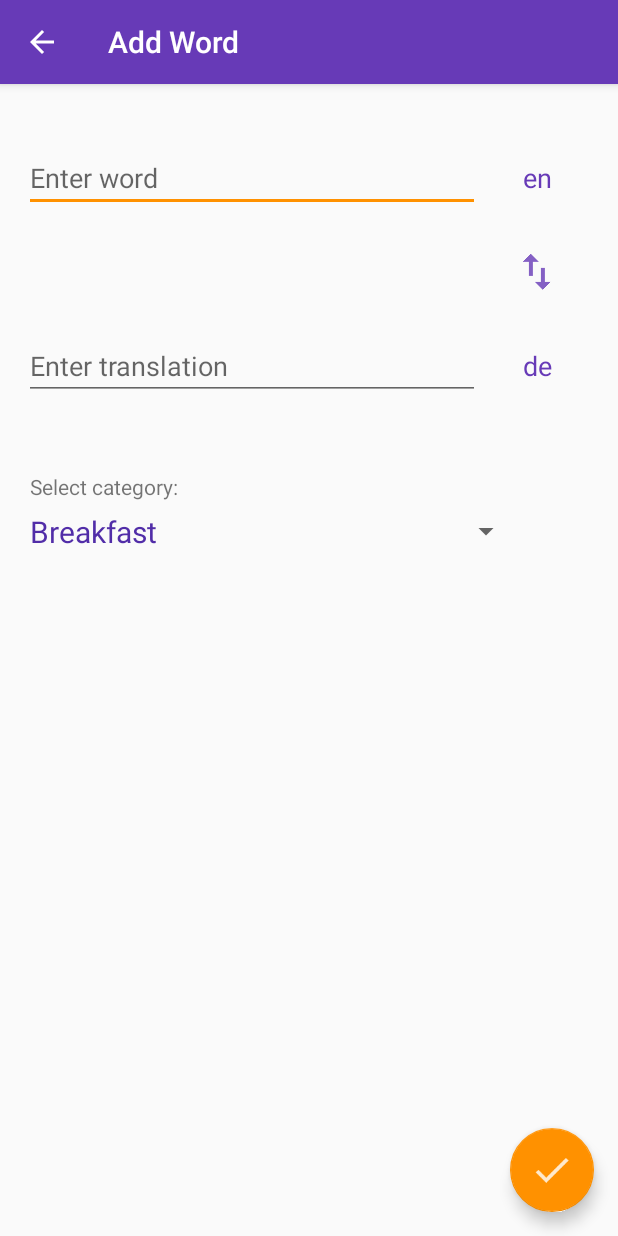
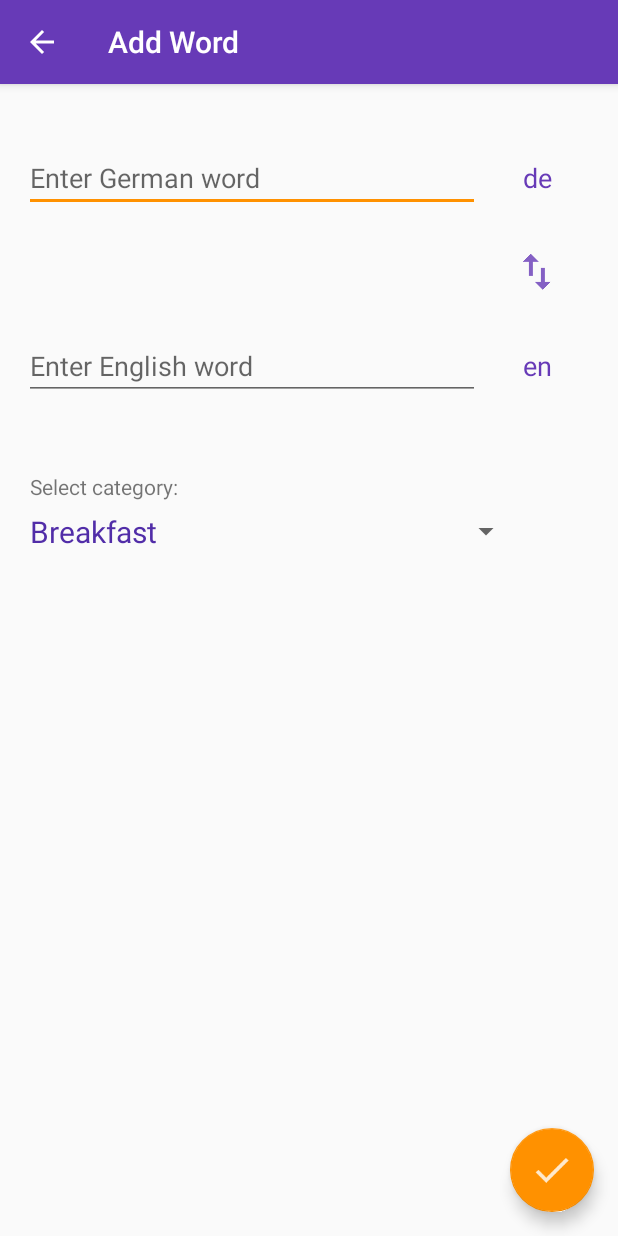
Before and after one commit to steffyP/vocabtrainer, an Android app: the AddWordActivity screen opened directly, with no data from a screen before it, after a tap on "de", on a phone screen of 412 x 824 dp. Run offline under Robolectric (Android 15) with nearby library versions, the phone set to English and light mode, and no system bars; our stand-ins replace ButterKnife.

Commit message:
oxford api finished

```diff
--- a/app/src/main/AndroidManifest.xml
+++ b/app/src/main/AndroidManifest.xml
@@ -55,6 +55,12 @@
             <meta-data
                 android:name="android.support.PARENT_ACTIVITY"
                 android:value="com.vocabtrainer.project.vocabtrainer.MainActivity" />
+            <meta-data android:name="android.app.searchable"
+                android:resource="@xml/searchable" />
+            <intent-filter>
+                <action android:name="android.intent.action.SEARCH" />
+            </intent-filter>
+
         </activity>
     </application>
 
--- a/app/src/main/java/com/vocabtrainer/project/vocabtrainer/AddWordActivity.java
+++ b/app/src/main/java/com/vocabtrainer/project/vocabtrainer/AddWordActivity.java
@@ -42,10 +42,10 @@ public class AddWordActivity extends AppCompatActivity {
     Spinner spinner;
 
     @BindView(R.id.input_one)
-    EditText inputOne;
+    EditText inputGerman;
 
     @BindView(R.id.input_two)
-    EditText inputTwo;
+    EditText inputEnglish;
 
     @BindView(R.id.language_one)
     TextView languageOne;
@@ -53,8 +53,11 @@ public class AddWordActivity extends AppCompatActivity {
     @BindView(R.id.language_two)
     TextView languageTwo;
 
-    @BindView(R.id.lookup_word)
-    View lookup;
+    @BindView(R.id.lookup_word_de)
+    View lookupDe;
+
+    @BindView(R.id.lookup_word_en)
+    View lookupEn;
 
     @BindView(R.id.main_content)
     View mainContent;
@@ -84,13 +87,42 @@ public class AddWordActivity extends AppCompatActivity {
         if (!isNew) {
             getSupportActionBar().setTitle(getString(R.string.update_word));
         }
-        if (inputOne.getText().length() > 0) {
-            lookup.setVisibility(View.VISIBLE);
-        } else {
-            lookup.setVisibility(View.GONE);
+
+
+        //  spinner.setAdapter();
+        ArrayAdapter adapter = new ArrayAdapter<String>(this, R.layout.spinner_dropdown_item, getResources().getStringArray(R.array.categories));
+        adapter.setDropDownViewResource(android.R.layout.simple_spinner_dropdown_item);
+        spinner.setAdapter(adapter);
+
+
+        if (!TextUtils.isEmpty(englishWord)) {
+            inputEnglish.setText(englishWord);
+        }
+        if (!TextUtils.isEmpty(germanWord)) {
+            inputGerman.setText(germanWord);
+        }
+        if (categorySaved != -1) {
+            spinner.setSelection((int) categorySaved - 1);
         }
 
-        inputOne.addTextChangedListener(new TextWatcher() {
+        addLookupLogic();
+
+    }
+
+    private void addLookupLogic() {
+        if (inputGerman.getText().length() > 0) {
+            lookupDe.setVisibility(View.VISIBLE);
+        } else {
+            lookupDe.setVisibility(View.GONE);
+        }
+
+        if(inputEnglish.getText().length() > 0){
+            lookupEn.setVisibility(View.VISIBLE);
+        } else {
+            lookupEn.setVisibility(View.GONE);
+        }
+
+        inputGerman.addTextChangedListener(new TextWatcher() {
             @Override
             public void beforeTextChanged(CharSequence s, int start, int count, int after) {
 
@@ -104,42 +136,45 @@ public class AddWordActivity extends AppCompatActivity {
             @Override
             public void afterTextChanged(Editable s) {
                 if (s.length() > 0) {
-                    lookup.setVisibility(View.VISIBLE);
+                    lookupDe.setVisibility(View.VISIBLE);
                 } else {
-                    lookup.setVisibility(View.GONE);
+                    lookupDe.setVisibility(View.GONE);
                 }
             }
         });
-        //  spinner.setAdapter();
-        ArrayAdapter adapter = new ArrayAdapter<String>(this, R.layout.spinner_dropdown_item, getResources().getStringArray(R.array.categories));
-        adapter.setDropDownViewResource(android.R.layout.simple_spinner_dropdown_item);
-        spinner.setAdapter(adapter);
 
+        inputEnglish.addTextChangedListener(new TextWatcher() {
+            @Override
+            public void beforeTextChanged(CharSequence s, int start, int count, int after) {
 
-        if (!TextUtils.isEmpty(englishWord)) {
-            inputTwo.setText(englishWord);
-        }
-        if (!TextUtils.isEmpty(germanWord)) {
-            inputOne.setText(germanWord);
-        }
-        if (categorySaved != -1) {
-            spinner.setSelection((int) categorySaved - 1);
-        }
+            }
+
+            @Override
+            public void onTextChanged(CharSequence s, int start, int before, int count) {
+
+            }
+
+            @Override
+            public void afterTextChanged(Editable s) {
+                if (s.length() > 0) {
+                    lookupEn.setVisibility(View.VISIBLE);
+                } else {
+                    lookupEn.setVisibility(View.GONE);
+                }
+            }
+        });
     }
 
     public void saveEntry(View view) {
-        if (TextUtils.isEmpty(inputOne.getText()) || TextUtils.isEmpty(inputTwo.getText())) {
+        if (TextUtils.isEmpty(inputGerman.getText()) || TextUtils.isEmpty(inputEnglish.getText())) {
             Snackbar.make(mainContent, getString(R.string.fill_fields), Snackbar.LENGTH_SHORT).show();
         } else {
             String german;
             String english;
-            if (isEnglish()) {
-                english = inputOne.getText().toString().trim();
-                german = inputTwo.getText().toString().trim();
-            } else {
-                german = inputOne.getText().toString().trim();
-                english = inputTwo.getText().toString().trim();
-            }
+
+            english = inputGerman.getText().toString().trim();
+            german = inputEnglish.getText().toString().trim();
+
             int category = spinner.getSelectedItemPosition() + 1;
 
             ContentValues cv = new ContentValues();
@@ -161,8 +196,8 @@ public class AddWordActivity extends AppCompatActivity {
     }
 
     private void resetInputFields() {
-        inputOne.setText(null);
-        inputTwo.setText(null);
+        inputGerman.setText(null);
+        inputEnglish.setText(null);
         spinner.setSelection(0);
 
         isNew = true;
@@ -181,7 +216,7 @@ public class AddWordActivity extends AppCompatActivity {
 
     @Override
     public void onBackPressed() {
-        if ((isNew && (!TextUtils.isEmpty(inputOne.getText()) || !TextUtils.isEmpty(inputTwo.getText())))
+        if ((isNew && (!TextUtils.isEmpty(inputGerman.getText()) || !TextUtils.isEmpty(inputEnglish.getText())))
                 || (!isNew && textHasChanged())) {
 
             AlertDialog.Builder builder = new AlertDialog.Builder(this);
@@ -207,14 +242,11 @@ public class AddWordActivity extends AppCompatActivity {
     }
 
     private boolean textHasChanged() {
-        if (isEnglish()) {
-            if (!inputOne.getText().toString().equals(englishWord)) return true;
-            if (!inputTwo.getText().toString().equals(germanWord)) return true;
-        } else {
-            if (!inputOne.getText().toString().equals(germanWord)) return true;
-            if (!inputTwo.getText().toString().equals(englishWord)) return true;
-        }
-        if(spinner.getSelectedItemPosition() != (int) categorySaved -1 ) return true;
+
+        if (!inputGerman.getText().toString().equals(germanWord)) return true;
+        if (!inputEnglish.getText().toString().equals(englishWord)) return true;
+
+        if (spinner.getSelectedItemPosition() != (int) categorySaved - 1) return true;
 
         return false;
     }
@@ -266,25 +298,29 @@ public class AddWordActivity extends AppCompatActivity {
     }
 
     public void swapLanguage(View view) {
-        if (isEnglish()) {
-            languageTwo.setText(getString(R.string.language_en));
-            languageOne.setText(getString(R.string.language_de));
-        } else {
-            languageOne.setText(getString(R.string.language_en));
-            languageTwo.setText(getString(R.string.language_de));
+        String german = inputGerman.getText().toString();
+        String english = inputEnglish.getText().toString();
+        inputGerman.setText(english);
+        inputEnglish.setText(german);
+    }
+
+
+    public void lookupOxfordDictionaryDe(View view) {
+        if (!TextUtils.isEmpty(inputGerman.getText())) {
+           startOxfordApi(false, inputGerman.getText().toString());
         }
     }
 
-    private boolean isEnglish() {
-        return languageOne.getText().equals(getString(R.string.language_en));
+    private void startOxfordApi(boolean isEnglish, String query){
+        Intent intent = new Intent(this, OxfordDefinitionActivity.class);
+        intent.putExtra(OxfordDefinitionActivity.INPUT_ENGLISH_WORD, isEnglish);
+        intent.putExtra(OxfordDefinitionActivity.INPUT_WORD, query);
+        startActivity(intent);
     }
 
-    public void lookupOxfordDictionary(View view) {
-        if (!TextUtils.isEmpty(inputOne.getText())) {
-            Intent intent = new Intent(this, OxfordDefinitionActivity.class);
-            intent.putExtra(OxfordDefinitionActivity.INPUT_ENGLISH_WORD, isEnglish());
-            intent.putExtra(OxfordDefinitionActivity.INPUT_WORD, inputOne.getText().toString());
-            startActivity(intent);
+    public void lookupOxfordDictionaryEn(View view){
+        if (!TextUtils.isEmpty(inputEnglish.getText())) {
+            startOxfordApi(true, inputEnglish.getText().toString());
         }
     }
 }
--- a/app/src/main/java/com/vocabtrainer/project/vocabtrainer/api/model/GrammaticalFeature.java
+++ b/app/src/main/java/com/vocabtrainer/project/vocabtrainer/api/model/GrammaticalFeature.java
@@ -15,4 +15,8 @@ public class GrammaticalFeature {
     public String getType() {
         return type;
     }
+
+    public String toString(){
+        return "text: " + text + "\ntype: " + type;
+    }
 }
--- a/app/src/main/res/layout/activity_oxford_definition.xml
+++ b/app/src/main/res/layout/activity_oxford_definition.xml
@@ -16,7 +16,8 @@
             android:layout_width="match_parent"
             android:layout_height="?attr/actionBarSize"
             android:background="?attr/colorPrimary"
-            app:popupTheme="@style/AppTheme.PopupOverlay" />
+            app:popupTheme="@style/AppTheme.PopupOverlay"
+            app:title="@string/dictionary"/>
 
     </android.support.design.widget.AppBarLayout>
 
@@ -39,5 +40,5 @@
         android:layout_height="wrap_content"
         android:padding="4dp"
         android:text="@string/powered_by"
-        android:background="@color/colorPrimaryTransparent"/>
+        android:background="@color/colorPrimaryLight"/>
 </android.support.design.widget.CoordinatorLayout>
--- a/app/src/main/res/layout/content_add_word.xml
+++ b/app/src/main/res/layout/content_add_word.xml
@@ -1,65 +1,85 @@
 <?xml version="1.0" encoding="utf-8"?>
 <LinearLayout xmlns:android="http://schemas.android.com/apk/res/android"
+    android:id="@+id/main_content"
     android:layout_width="match_parent"
     android:layout_height="match_parent"
-    xmlns:tools="http://schemas.android.com/tools"
-    android:orientation="vertical"
     android:layout_margin="16dp"
-    android:id="@+id/main_content">
+    android:orientation="vertical">
 
     <LinearLayout
+        android:layout_width="match_parent"
+        android:layout_height="wrap_content"
         android:layout_marginTop="24dp"
-        android:orientation="horizontal"
-        android:layout_width="match_parent"
-        android:layout_height="wrap_content">
+        android:orientation="horizontal">
 
-        <EditText
+        <RelativeLayout
             android:layout_width="0dp"
             android:layout_height="wrap_content"
-            android:layout_weight="4"
-            android:id="@+id/input_one"
-            android:hint="@string/enter_word"
-            />
+            android:layout_weight="4">
+
+
+            <EditText
+                android:id="@+id/input_one"
+                android:layout_width="match_parent"
+                android:layout_height="wrap_content"
+                android:hint="@string/enter_german_word" />
+
+            <TextView
+                android:id="@+id/lookup_word_de"
+                android:layout_width="wrap_content"
+                android:layout_height="wrap_content"
+                android:layout_alignBaseline="@id/input_one"
+                android:layout_alignParentRight="true"
+                android:background="?attr/selectableItemBackgroundBorderless"
+                android:clickable="true"
+                android:onClick="lookupOxfordDictionaryDe"
+                android:padding="8dp"
+                android:text="@string/questionmark"
+                android:textColor="@color/colorAccent"
+                android:textSize="24sp"
+                android:textStyle="bold" />
+
+        </RelativeLayout>
 
         <TextView
+            android:id="@+id/language_one"
+            style="@style/language"
             android:layout_width="0dp"
             android:layout_height="wrap_content"
             android:layout_weight="1"
-            android:id="@+id/language_one"
-            style="@style/language"
-            android:onClick="swapLanguage"
             android:background="?attr/selectableItemBackgroundBorderless"
             android:clickable="true"
-            android:text="@string/language_de"/>
+            android:onClick="swapLanguage"
+            android:text="@string/language_de" />
     </LinearLayout>
+
     <LinearLayout
         android:layout_width="match_parent"
         android:layout_height="wrap_content"
-        android:orientation="horizontal"
         android:layout_marginTop="24dp"
-        >
+        android:orientation="horizontal">
+
         <View
             android:layout_width="0dp"
             android:layout_height="1dp"
-            android:layout_weight="4"
-            />
+            android:layout_weight="4" />
+
         <ImageView
-            android:src="@drawable/ic_swap"
+            android:id="@+id/swap"
             android:layout_width="0dp"
             android:layout_height="wrap_content"
             android:layout_weight="1"
-            android:id="@+id/swap"
-            android:onClick="swapLanguage"
             android:background="?attr/selectableItemBackgroundBorderless"
             android:clickable="true"
-            />
+            android:onClick="swapLanguage"
+            android:src="@drawable/ic_swap" />
     </LinearLayout>
 
     <LinearLayout
+        android:layout_width="match_parent"
+        android:layout_height="wrap_content"
         android:layout_marginTop="24dp"
-        android:orientation="horizontal"
-        android:layout_width="match_parent"
-        android:layout_height="wrap_content">
+        android:orientation="horizontal">
 
         <RelativeLayout
             android:layout_width="0dp"
@@ -70,51 +90,52 @@
                 android:id="@+id/input_two"
                 android:layout_width="match_parent"
                 android:layout_height="wrap_content"
-                android:hint="@string/enter_translation" />
+                android:hint="@string/enter_english_word" />
 
             <TextView
-                android:id="@+id/lookup_word"
+                android:id="@+id/lookup_word_en"
                 android:layout_width="wrap_content"
                 android:layout_height="wrap_content"
                 android:layout_alignBaseline="@id/input_two"
                 android:layout_alignParentRight="true"
+                android:background="?attr/selectableItemBackgroundBorderless"
+                android:clickable="true"
+                android:onClick="lookupOxfordDictionaryEn"
                 android:padding="8dp"
-                android:text="\?"
+                android:text="@string/questionmark"
                 android:textColor="@color/colorAccent"
                 android:textSize="24sp"
-                android:textStyle="bold"
-                android:background="?attr/selectableItemBackgroundBorderless"
-                android:clickable="true"
-                android:onClick="lookupOxfordDictionary"/>
+                android:textStyle="bold" />
 
         </RelativeLayout>
 
         <TextView
+            android:id="@+id/language_two"
+            style="@style/language"
             android:layout_width="0dp"
             android:layout_height="wrap_content"
             android:layout_weight="1"
-            android:id="@+id/language_two"
-            style="@style/language"
-            android:onClick="swapLanguage"
             android:background="?attr/selectableItemBackgroundBorderless"
             android:clickable="true"
-            android:text="@string/language_en"/>
+            android:onClick="swapLanguage"
+            android:text="@string/language_en" />
     </LinearLayout>
 
     <TextView
+        android:layout_width="match_parent"
+        android:layout_height="wrap_content"
+
         android:layout_marginLeft="4dp"
         android:layout_marginTop="48dp"
+        android:text="@string/category" />
 
-        android:text="@string/category"
-        android:layout_width="match_parent"
-        android:layout_height="wrap_content" />
     <Spinner
-        android:layout_marginTop="8dp"
-        android:layout_marginRight="48dp"
-        android:layout_marginLeft="4dp"
-        android:spinnerMode="dropdown"
         android:id="@+id/drop_down"
         android:layout_width="match_parent"
-        android:layout_height="wrap_content"></Spinner>
+        android:layout_height="wrap_content"
+        android:layout_marginLeft="4dp"
+        android:layout_marginRight="48dp"
+        android:layout_marginTop="8dp"
+        android:spinnerMode="dropdown"></Spinner>
 
 </LinearLayout>
--- a/app/src/main/res/layout/content_oxford_definition.xml
+++ b/app/src/main/res/layout/content_oxford_definition.xml
@@ -18,6 +18,7 @@
         android:id="@+id/recyclerView"
         android:layout_width="match_parent"
         android:layout_height="match_parent"
+        android:nestedScrollingEnabled="false"
         android:layout_marginBottom="12dp"/>
 
 
--- a/app/src/main/res/layout/item_result.xml
+++ b/app/src/main/res/layout/item_result.xml
@@ -29,7 +29,7 @@
         <TextView
             android:layout_width="match_parent"
             android:layout_height="wrap_content"
-            android:text="@string/examples"
+            android:text="@string/translation"
             android:textColor="@color/colorPrimary"
             android:textSize="18sp" />
 
--- a/app/src/main/res/values/colors.xml
+++ b/app/src/main/res/values/colors.xml
@@ -6,5 +6,4 @@
     <color name="black_transparent">#88000000</color>
     <color name="white_transparent">#44ffffff</color>
     <color name="colorPrimaryLight">#D1C4E9</color>
-    <color name="colorPrimaryTransparent">#33673AB7</color>
 </resources>
--- a/app/src/main/res/values/strings.xml
+++ b/app/src/main/res/values/strings.xml
@@ -36,4 +36,10 @@
     <string name="no_entry_found">No entry found.</string>
     <string name="check_internet">Please check your internet connection.</string>
     <string name="examples">Examples</string>
+    <string name="dictionary">Dictionary</string>
+    <string name="search">Search</string>
+    <string name="translation">Translation</string>
+    <string name="enter_german_word">Enter German word</string>
+    <string name="enter_english_word">Enter English word</string>
+    <string name="questionmark">\?</string>
 </resources>
--- /dev/null
+++ b/app/src/main/res/xml/searchable.xml
@@ -0,0 +1,5 @@
+<?xml version="1.0" encoding="utf-8"?>
+
+<searchable xmlns:android="http://schemas.android.com/apk/res/android"
+    android:label="@string/search"
+    android:hint="@string/enter_word" />
```
Also changed, not shown: app/src/main/java/com/vocabtrainer/project/vocabtrainer/OxfordDefinitionActivity.java (+65 -16 lines), app/src/main/java/com/vocabtrainer/project/vocabtrainer/api/model/Entry.java (+17 -0 lines), app/src/main/java/com/vocabtrainer/project/vocabtrainer/api/model/Example.java (+12 -0 lines), app/src/main/java/com/vocabtrainer/project/vocabtrainer/api/model/LexicalEntry.java (+14 -0 lines), app/src/main/java/com/vocabtrainer/project/vocabtrainer/api/model/OxfordEntry.java (+10 -0 lines), app/src/main/java/com/vocabtrainer/project/vocabtrainer/api/model/Result.java (+17 -0 lines), app/src/main/java/com/vocabtrainer/project/vocabtrainer/api/model/Sense.java (+34 -6 lines), app/src/main/java/com/vocabtrainer/project/vocabtrainer/api/model/Translation.java (+13 -0 lines), app/src/main/res/menu/search_word.xml (added, +9 -0 lines).
